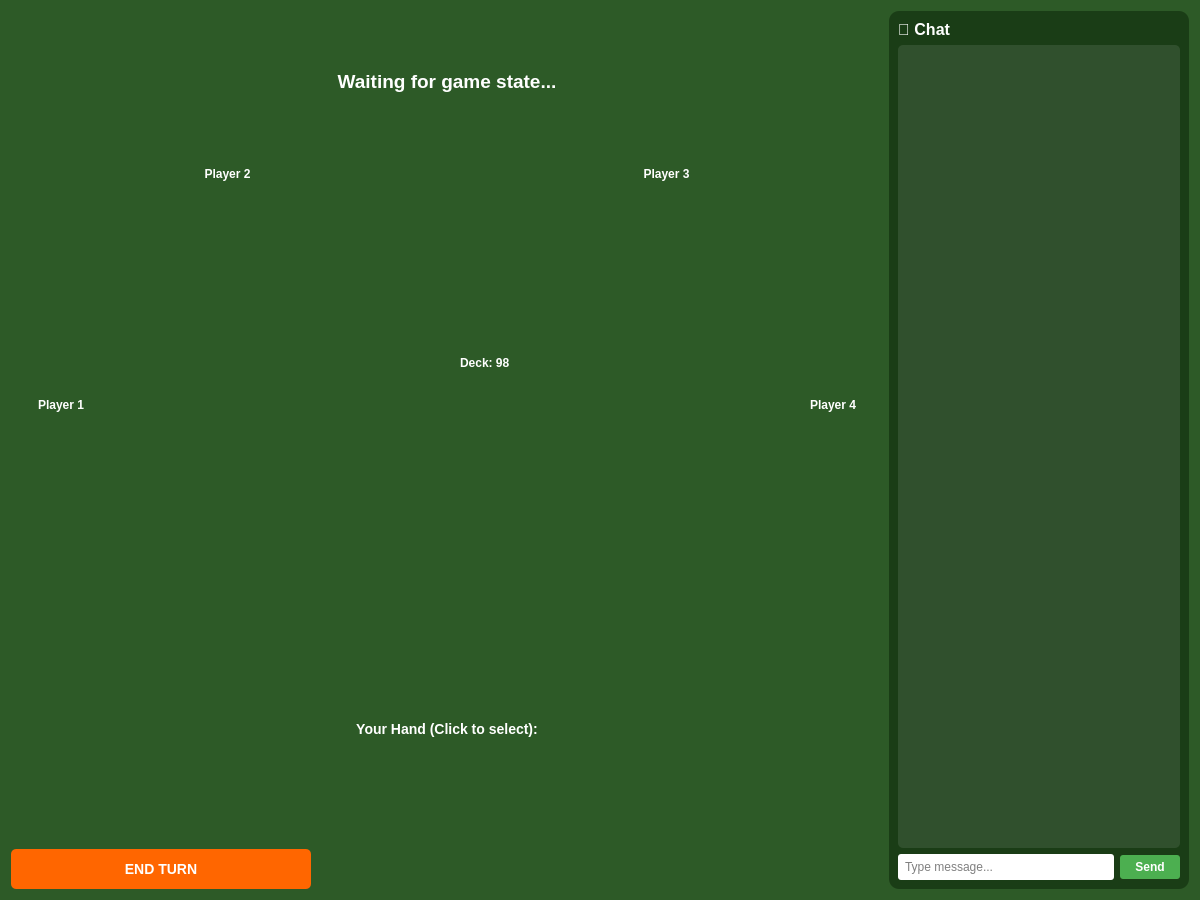
Old version of the form TheGame/TheGame_Client/GameBoardWidget.ui in the repository DavidMacovei/TheGame.
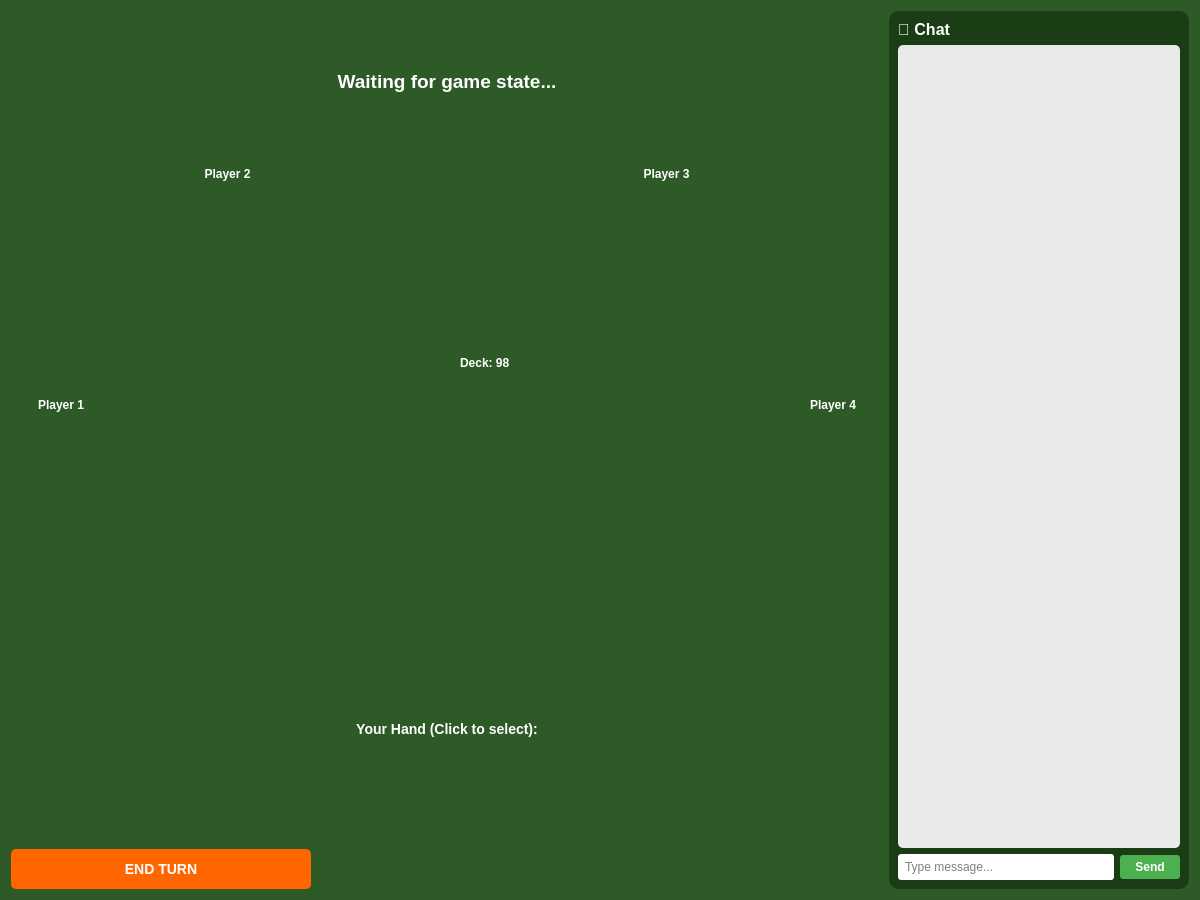
New version of the form. Custom widgets are drawn as their Qt base class.

Patch:
```diff
--- a/TheGame/TheGame_Client/GameBoardWidget.ui
+++ b/TheGame/TheGame_Client/GameBoardWidget.ui
@@ -378,7 +378,7 @@
       <item>
        <widget class="QListWidget" name="listChat">
         <property name="styleSheet">
-  <string>QListWidget { background-color: rgba(255,255,255,0.1); color: white; border: none; border-radius: 5px; }
+  <string>QListWidget { background-color: rgba(255,255,255,0.9); color: black; border: none; border-radius: 5px; }
 QListWidget::item { padding: 5px; }</string>
         </property>
    </widget>
```
Left out of the diff: 2 changed lines with no effect on the pictures. Lines whose indentation alone changed are shown as unchanged.
